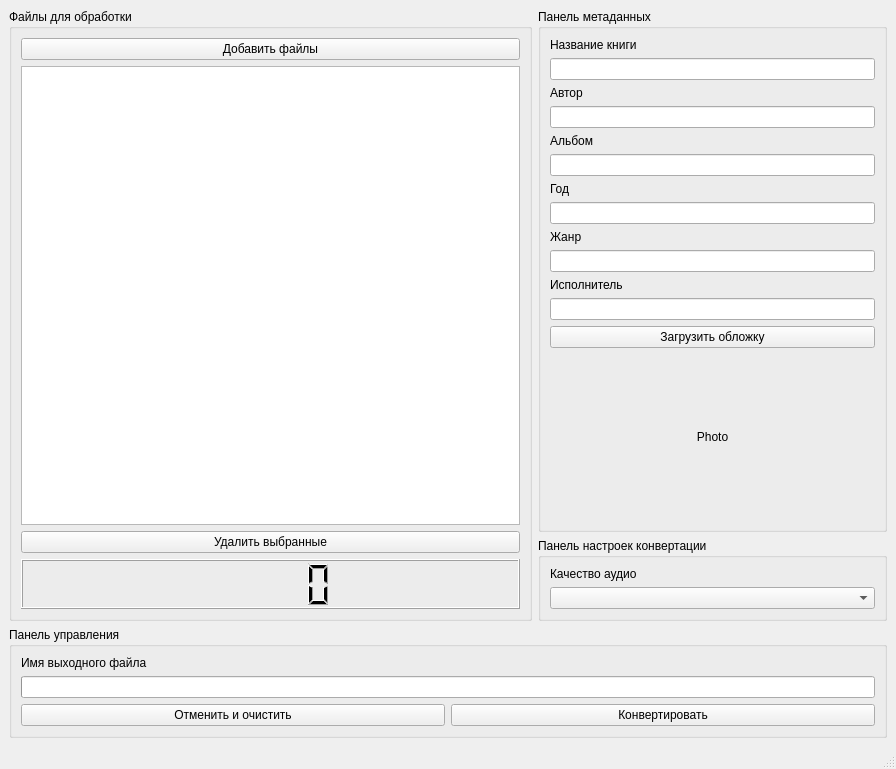
First picture: the form in gui/gui_3.ui, repository Alexploy777/audiobook_maker, before the edit.
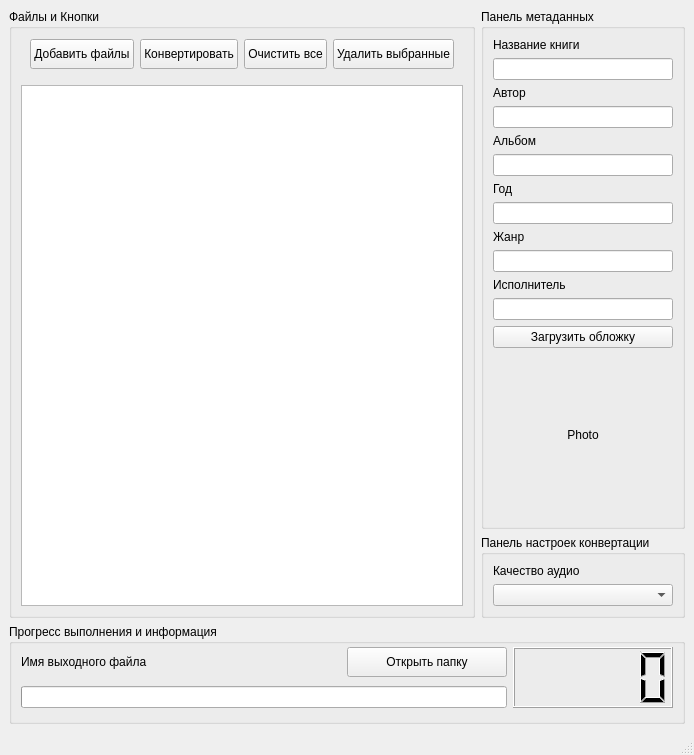
Second picture: the form after the edit.

Commit message:
Добавлен модуль utils
добавлен класс Timer

What changed in the file:
```diff
--- a/gui/gui_3.ui
+++ b/gui/gui_3.ui
@@ -6,8 +6,8 @@
             <rect>
                 <x>0</x>
                 <y>0</y>
-                <width>896</width>
-                <height>769</height>
+                <width>694</width>
+                <height>755</height>
             </rect>
         </property>
         <property name="windowTitle">
@@ -20,39 +20,82 @@
                         <item row="0" column="0" rowspan="2">
                             <widget class="QGroupBox" name="groupBox_files">
                                 <property name="title">
-                                    <string>Файлы для обработки</string>
+                                    <string>Файлы и Кнопки</string>
                                 </property>
                                 <layout class="QVBoxLayout" name="verticalLayout">
+                                    <property name="topMargin">
+                                        <number>0</number>
+                                    </property>
+                                    <property name="bottomMargin">
+                                        <number>9</number>
+                                    </property>
                                     <item>
-                                        <widget class="QPushButton" name="pushButton">
-                                            <property name="text">
-                                                <string>Добавить файлы</string>
+                                        <widget class="QWidget" name="widget" native="true">
+                                            <property name="minimumSize">
+                                                <size>
+                                                    <width>0</width>
+                                                    <height>50</height>
+                                                </size>
                                             </property>
+                                            <layout class="QGridLayout" name="gridLayout_5">
+                                                <item row="0" column="0">
+                                                    <widget class="QPushButton" name="pushButton">
+                                                        <property name="minimumSize">
+                                                            <size>
+                                                                <width>0</width>
+                                                                <height>30</height>
+                                                            </size>
+                                                        </property>
+                                                        <property name="text">
+                                                            <string>Добавить файлы</string>
+                                                        </property>
+                                                    </widget>
+                                                </item>
+                                                <item row="0" column="1">
+                                                    <widget class="QPushButton" name="pushButton_convert">
+                                                        <property name="minimumSize">
+                                                            <size>
+                                                                <width>0</width>
+                                                                <height>30</height>
+                                                            </size>
+                                                        </property>
+                                                        <property name="text">
+                                                            <string>Конвертировать</string>
+                                                        </property>
+                                                    </widget>
+                                                </item>
+                                                <item row="0" column="2">
+                                                    <widget class="QPushButton" name="pushButton_stop_and_clean">
+                                                        <property name="minimumSize">
+                                                            <size>
+                                                                <width>0</width>
+                                                                <height>30</height>
+                                                            </size>
+                                                        </property>
+                                                        <property name="text">
+                                                            <string>Очистить все</string>
+                                                        </property>
+                                                    </widget>
+                                                </item>
+                                                <item row="0" column="3">
+                                                    <widget class="QPushButton" name="pushButton_2">
+                                                        <property name="minimumSize">
+                                                            <size>
+                                                                <width>0</width>
+                                                                <height>30</height>
+                                                            </size>
+                                                        </property>
+                                                        <property name="text">
+                                                            <string>Удалить выбранные</string>
+                                                        </property>
+                                                    </widget>
+                                                </item>
+                                            </layout>
                                         </widget>
                                     </item>
                                     <item>
                                         <widget class="QListWidget" name="listWidget"/>
                                     </item>
-                                    <item>
-                                        <widget class="QPushButton" name="pushButton_2">
-                                            <property name="text">
-                                                <string>Удалить выбранные</string>
-                                            </property>
-                                        </widget>
-                                    </item>
-                                    <item>
-                                        <widget class="QLCDNumber" name="lcdNumber">
-                                            <property name="minimumSize">
-                                                <size>
-                                                    <width>0</width>
-                                                    <height>50</height>
-                                                </size>
-                                            </property>
-                                            <property name="smallDecimalPoint">
-                                                <bool>false</bool>
-                                            </property>
-                                        </widget>
-                                    </item>
                                 </layout>
                             </widget>
                         </item>
@@ -204,10 +247,19 @@
                         </item>
                         <item row="4" column="0" colspan="2">
                             <widget class="QGroupBox" name="ControlPanel">
+                                <property name="minimumSize">
+                                    <size>
+                                        <width>0</width>
+                                        <height>100</height>
+                                    </size>
+                                </property>
                                 <property name="title">
-                                    <string>Панель управления</string>
+                                    <string>Прогресс выполнения и информация</string>
                                 </property>
-                                <layout class="QGridLayout" name="gridLayout_4" columnstretch="7,3">
+                                <layout class="QGridLayout" name="gridLayout_4" columnstretch="4,2,2">
+                                    <property name="topMargin">
+                                        <number>0</number>
+                                    </property>
                                     <item row="0" column="0">
                                         <widget class="QLabel" name="label_progress_description">
                                             <property name="text">
@@ -215,7 +267,33 @@
                                             </property>
                                         </widget>
                                     </item>
-                                    <item row="3" column="0" colspan="2">
+                                    <item row="0" column="1">
+                                        <widget class="QPushButton" name="pushButton_openDir">
+                                            <property name="minimumSize">
+                                                <size>
+                                                    <width>0</width>
+                                                    <height>30</height>
+                                                </size>
+                                            </property>
+                                            <property name="text">
+                                                <string>Открыть папку</string>
+                                            </property>
+                                        </widget>
+                                    </item>
+                                    <item row="0" column="2" rowspan="2">
+                                        <widget class="QLCDNumber" name="lcdNumber">
+                                            <property name="minimumSize">
+                                                <size>
+                                                    <width>0</width>
+                                                    <height>50</height>
+                                                </size>
+                                            </property>
+                                            <property name="smallDecimalPoint">
+                                                <bool>false</bool>
+                                            </property>
+                                        </widget>
+                                    </item>
+                                    <item row="1" column="0" colspan="2">
                                         <widget class="QProgressBar" name="progressBar">
                                             <property name="value">
                                                 <number>0</number>
@@ -225,24 +303,6 @@
                                             </property>
                                         </widget>
                                     </item>
-                                    <item row="4" column="0" colspan="2">
-                                        <layout class="QHBoxLayout" name="horizontalLayout">
-                                            <item>
-                                                <widget class="QPushButton" name="pushButton_stop_and_clean">
-                                                    <property name="text">
-                                                        <string>Отменить и очистить</string>
-                                                    </property>
-                                                </widget>
-                                            </item>
-                                            <item>
-                                                <widget class="QPushButton" name="pushButton_convert">
-                                                    <property name="text">
-                                                        <string>Конвертировать</string>
-                                                    </property>
-                                                </widget>
-                                            </item>
-                                        </layout>
-                                    </item>
                                 </layout>
                             </widget>
                         </item>
```
Left out of the diff: 2 changed lines with no effect on the pictures. The commit also changes 2 other files.
